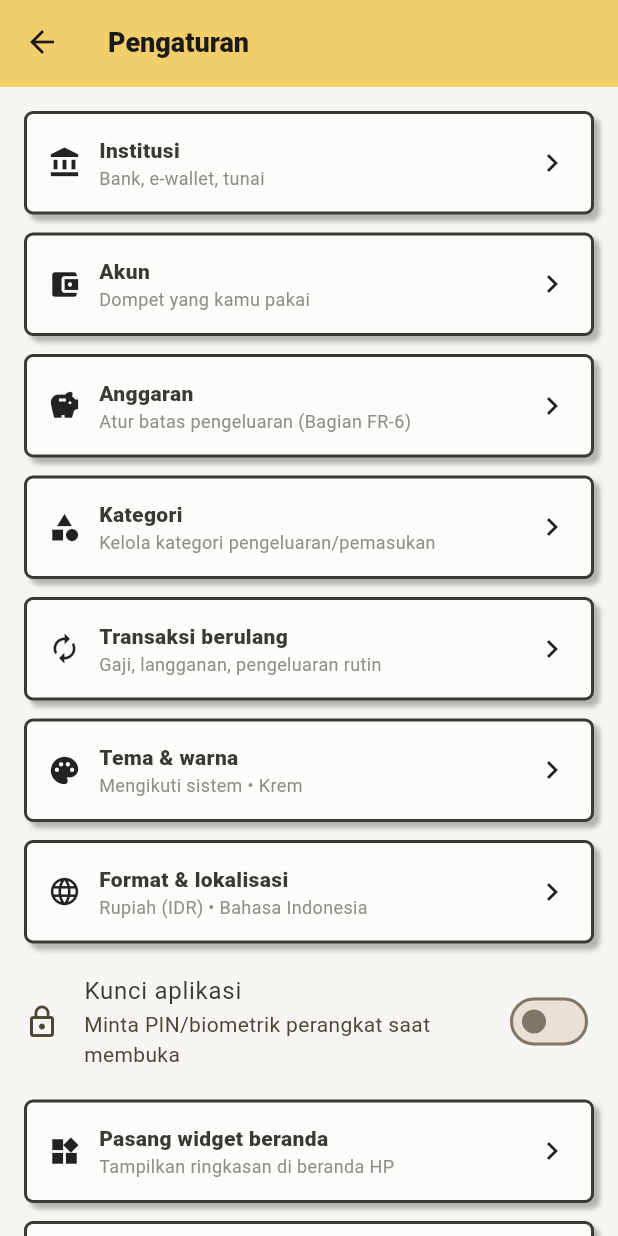
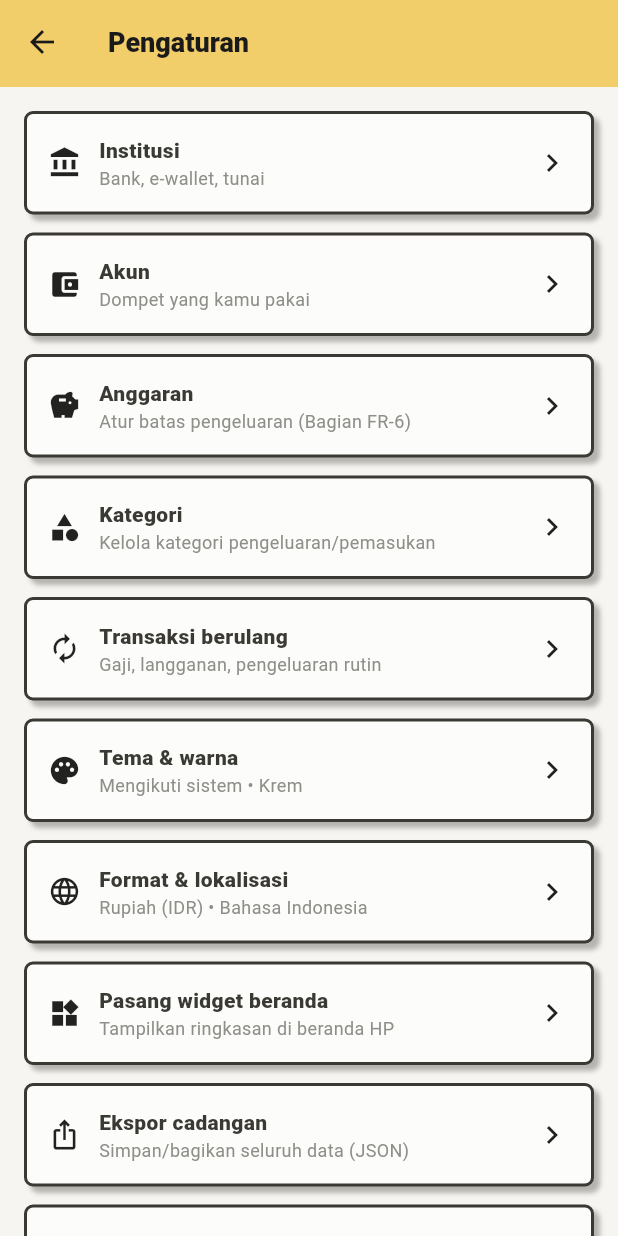
Before and after one commit to andYeap/E-Lutung, a Flutter app: the screen it shows after launch, after a tap on "Lewati", after a tap on the "settings" icon, on a phone screen of 412 x 824 dp. Run offline on Flutter 3.47's test engine with Material 3 defaults, Android fonts, the phone set to English and light mode, and no system bars; our stand-ins replace drift, drift_flutter, file_picker, fl_chart, flutter_riverpod, share_plus and 1 more; missing offline and left inert: home_widget, workmanager; accounts and stored records are empty; generated files the repository leaves out were written again.

Commit message:
Hapus fitur kunci aplikasi (PIN/biometrik)
Dihapus atas permintaan pengguna. Aplikasi tidak lagi meminta autentikasi saat
dibuka.

- lib/services/app_lock.dart (AppLock + AuthGate) dihapus; app.dart tidak lagi
  membungkus shell dengan AuthGate, dan main.dart tidak lagi memuat status kunci
- Kebergantungan local_auth dibuang dari pubspec; flutter pub get menghapus 6
  paket (local_auth dan paket platformnya), sehingga izin USE_BIOMETRIC yang
  dulu ikut ter-merge juga hilang dengan sendirinya
- MainActivity kembali ke FlutterActivity; FragmentActivity hanya diperlukan
  local_auth
- PRD: FR-11.3 dan keputusan final nomor 5 ditandai dihapus beserta alasannya
- AGENTS.md: gotcha 5 diperbarui, rujukan di struktur dan daftar dependensi
  dibersihkan

Diverifikasi di emulator Android 14: aplikasi menyala normal tanpa crash dan
Pengaturan bersih tanpa tile kunci. 111 test tetap lolos.

Co-authored-by: CommandCodeBot <noreply@commandcode.ai>

```diff
--- a/app/lib/app.dart
+++ b/app/lib/app.dart
@@ -4,7 +4,6 @@ import 'package:flutter_localizations/flutter_localizations.dart';
 
 import 'features/onboarding_screen.dart';
 import 'features/shell.dart';
-import 'services/app_lock.dart';
 import 'theme/app_theme.dart';
 import 'theme/neo_palette.dart';
 import 'theme/theme_controller.dart';
@@ -89,7 +88,7 @@ class _ElutungAppState extends State<ElutungApp> with WidgetsBindingObserver {
                 child: child ?? const SizedBox.shrink(),
               );
             },
-            home: const AuthGate(child: OnboardingGate(child: ShellScreen())),
+            home: const OnboardingGate(child: ShellScreen()),
           ),
         );
       },
--- a/app/lib/features/shell.dart
+++ b/app/lib/features/shell.dart
@@ -8,7 +8,6 @@ import 'package:intl/intl.dart';
 import '../data/database.dart';
 import '../providers.dart';
 import '../util/format.dart';
-import '../services/app_lock.dart';
 import '../services/recurring_runner.dart';
 import '../services/widget_sync.dart';
 import '../theme/app_theme.dart';
@@ -340,36 +339,6 @@ class SettingsScreen extends ConsumerWidget {
             ),
           ),
           const SizedBox(height: 12),
-          ListenableBuilder(
-            listenable: AppLock.instance,
-            builder: (context, _) => SwitchListTile(
-              contentPadding: EdgeInsets.zero,
-              secondary: const Icon(Icons.lock_outline),
-              title: const Text('Kunci aplikasi'),
-              subtitle: const Text('Minta PIN/biometrik perangkat saat membuka'),
-              value: AppLock.instance.enabled,
-              activeThumbColor: Neo.ink,
-              onChanged: (v) async {
-                if (v) {
-                  final ok = await AppLock.instance.authenticate();
-                  if (!ok) {
-                    if (context.mounted) {
-                      ScaffoldMessenger.of(context).showSnackBar(
-                        const SnackBar(
-                          content: Text('Autentikasi gagal — kunci tidak diaktifkan.'),
-                        ),
-                      );
-                    }
-                    return;
-                  }
-                  await AppLock.instance.setEnabled(true);
-                } else {
-                  await AppLock.instance.setEnabled(false);
-                }
-              },
-            ),
-          ),
-          const SizedBox(height: 12),
           _SettingsTile(
             icon: Icons.widgets,
             title: 'Pasang widget beranda',
--- a/app/lib/main.dart
+++ b/app/lib/main.dart
@@ -8,7 +8,6 @@ import 'package:workmanager/workmanager.dart';
 import 'app.dart';
 import 'data/database.dart';
 import 'features/onboarding_screen.dart';
-import 'services/app_lock.dart';
 import 'services/recurring_runner.dart';
 import 'services/widget_sync.dart';
 import 'theme/theme_controller.dart';
@@ -59,7 +58,6 @@ Future<void> main() async {
 
   // Baca tema & status onboarding tersimpan sebelum runApp (hindari kedip).
   await ThemeController.instance.load();
-  await AppLock.instance.load();
   await Onboarding.load();
   runApp(const ProviderScope(child: ElutungApp()));
   WidgetsBinding.instance.addPostFrameCallback((_) {
--- a/app/lib/services/app_lock.dart
+++ /dev/null
@@ -1,137 +0,0 @@
-import 'package:flutter/material.dart';
-import 'package:local_auth/local_auth.dart';
-import 'package:shared_preferences/shared_preferences.dart';
-
-/// Kunci aplikasi dengan PIN/biometrik perangkat (Bagian FR-11.3).
-/// Default nonaktif; dapat dinyalakan di Pengaturan.
-class AppLock extends ChangeNotifier {
-  AppLock._();
-  static final AppLock instance = AppLock._();
-
-  static const _key = 'app_lock_enabled';
-  final LocalAuthentication _auth = LocalAuthentication();
-
-  bool _enabled = false;
-  bool get enabled => _enabled;
-
-  Future<void> load() async {
-    try {
-      final prefs = await SharedPreferences.getInstance();
-      _enabled = prefs.getBool(_key) ?? false;
-      notifyListeners();
-    } catch (_) {}
-  }
-
-  Future<bool> isSupported() async {
-    try {
-      return await _auth.isDeviceSupported();
-    } catch (_) {
-      return false;
-    }
-  }
-
-  Future<bool> authenticate() async {
-    try {
-      return await _auth.authenticate(
-        localizedReason: 'Buka E-Lutung',
-        biometricOnly: false,
-        persistAcrossBackgrounding: true,
-      );
-    } catch (_) {
-      return false;
-    }
-  }
-
-  Future<void> setEnabled(bool value) async {
-    _enabled = value;
-    notifyListeners();
-    try {
-      final prefs = await SharedPreferences.getInstance();
-      await prefs.setBool(_key, value);
-    } catch (_) {}
-  }
-}
-
-/// Gerbang yang meminta autentikasi saat aplikasi dibuka/dilanjutkan
-/// (jika kunci aktif).
-class AuthGate extends StatefulWidget {
-  const AuthGate({super.key, required this.child});
-  final Widget child;
-
-  @override
-  State<AuthGate> createState() => _AuthGateState();
-}
-
-class _AuthGateState extends State<AuthGate> with WidgetsBindingObserver {
-  bool _unlocked = false;
-  bool _busy = false;
-
-  @override
-  void initState() {
-    super.initState();
-    WidgetsBinding.instance.addObserver(this);
-    WidgetsBinding.instance.addPostFrameCallback((_) => _tryUnlock());
-  }
-
-  @override
-  void dispose() {
-    WidgetsBinding.instance.removeObserver(this);
-    super.dispose();
-  }
-
-  @override
-  void didChangeAppLifecycleState(AppLifecycleState state) {
-    if (!AppLock.instance.enabled) return;
-    if (state == AppLifecycleState.paused) {
-      if (mounted) setState(() => _unlocked = false);
-    } else if (state == AppLifecycleState.resumed && !_unlocked) {
-      _tryUnlock();
-    }
-  }
-
-  Future<void> _tryUnlock() async {
-    if (!AppLock.instance.enabled) {
-      if (mounted) setState(() => _unlocked = true);
-      return;
-    }
-    if (_busy) return;
-    _busy = true;
-    final ok = await AppLock.instance.authenticate();
-    _busy = false;
-    if (mounted) setState(() => _unlocked = ok);
-  }
-
-  @override
-  Widget build(BuildContext context) {
-    if (!AppLock.instance.enabled || _unlocked) return widget.child;
-    return Scaffold(
-      body: Center(
-        child: Padding(
-          padding: const EdgeInsets.all(24),
-          child: Column(
-            mainAxisSize: MainAxisSize.min,
-            children: [
-              const Icon(Icons.lock, size: 44),
-              const SizedBox(height: 12),
-              const Text(
-                'E-Lutung terkunci',
-                style: TextStyle(fontWeight: FontWeight.w800, fontSize: 16),
-              ),
-              const SizedBox(height: 4),
-              const Text(
-                'Buka dengan PIN/biometrik perangkat.',
-                style: TextStyle(fontSize: 12),
-              ),
-              const SizedBox(height: 16),
-              FilledButton.icon(
-                onPressed: _tryUnlock,
-                icon: const Icon(Icons.lock_open, size: 18),
-                label: const Text('Buka'),
-              ),
-            ],
-          ),
-        ),
-      ),
-    );
-  }
-}
--- a/app/pubspec.yaml
+++ b/app/pubspec.yaml
@@ -48,7 +48,6 @@ dependencies:
   share_plus: ^13.3.0
   file_picker: ^13.1.0
   path_provider: ^2.1.6
-  local_auth: ^3.0.2
 
 dev_dependencies:
   flutter_test:
```
Also changed, not shown: app/pubspec.lock, 4 other files.
